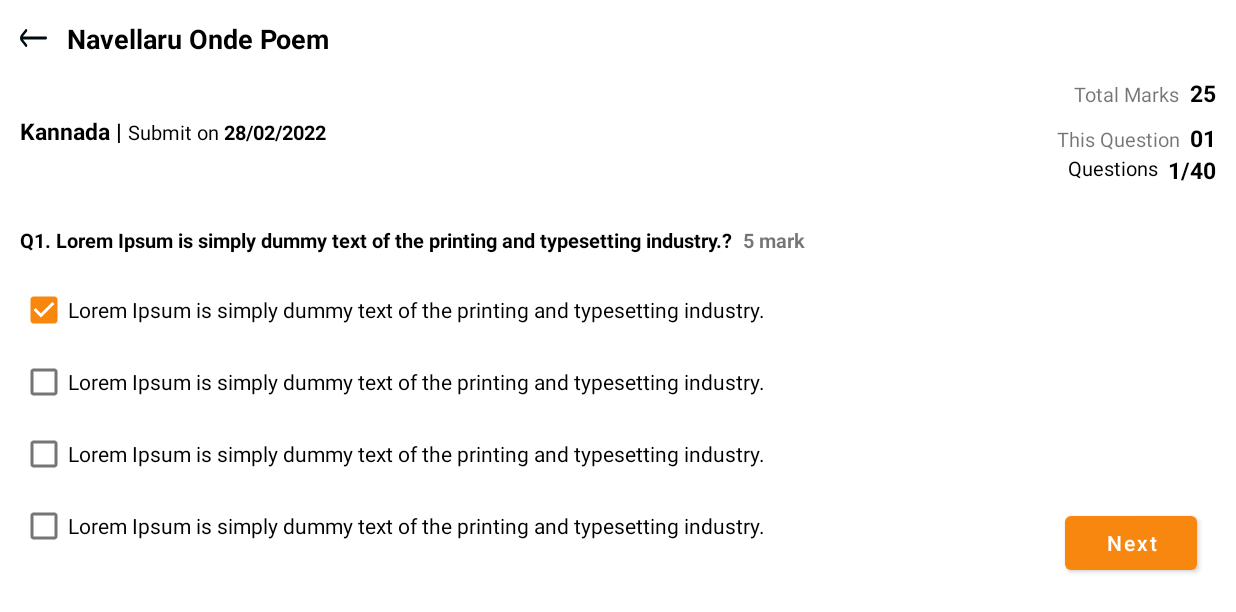
After one commit to jayaprasad356/breathe4school, an Android app: the SubmissionHomeworkFormbasedActivity screen opened directly, with no data from a screen before it, on a phone screen of 824 x 412 dp (held sideways). The commit adds this screen. Shown: the top 612 px of the screen. Run offline under Robolectric (Android 15) with nearby library versions, the phone set to English and light mode, and no system bars; our stand-ins replace sdp/ssp sizes.

Commit message:
Submission Home work

```diff
--- a/app/src/main/java/com/app/b4s/adapter/PendingHomeWorkAdapter.java
+++ b/app/src/main/java/com/app/b4s/adapter/PendingHomeWorkAdapter.java
@@ -1,6 +1,7 @@
 package com.app.b4s.adapter;
 
 import android.app.Activity;
+import android.content.Intent;
 import android.view.LayoutInflater;
 import android.view.View;
 import android.view.ViewGroup;
@@ -12,6 +13,7 @@ import androidx.recyclerview.widget.RecyclerView;
 import com.app.b4s.R;
 import com.app.b4s.model.HomeWorkSubject;
 import com.app.b4s.model.PendingHomeWork;
+import com.app.b4s.view.SubmissionHomeworkFormbasedActivity;
 
 import java.util.ArrayList;
 
@@ -38,6 +40,13 @@ public class PendingHomeWorkAdapter extends RecyclerView.Adapter<PendingHomeWork
         holder.tvSubName.setText(pendingHomeWorks.get(position).getSub_name());
         holder.tvTopic.setText(pendingHomeWorks.get(position).getTopic());
         holder.tvDate.setText(pendingHomeWorks.get(position).getDate());
+        holder.itemView.setOnClickListener(new View.OnClickListener() {
+            @Override
+            public void onClick(View v) {
+                Intent intent = new Intent(activity, SubmissionHomeworkFormbasedActivity.class);
+                activity.startActivity(intent);
+            }
+        });
     }
 
 
--- a/app/src/main/java/com/app/b4s/view/HomeWorkManagementFragment.java
+++ b/app/src/main/java/com/app/b4s/view/HomeWorkManagementFragment.java
@@ -8,8 +8,12 @@ import androidx.recyclerview.widget.RecyclerView;
 import androidx.viewpager.widget.ViewPager;
 
 import android.view.LayoutInflater;
+import android.view.MenuItem;
 import android.view.View;
 import android.view.ViewGroup;
+import android.widget.PopupMenu;
+import android.widget.TextView;
+import android.widget.Toast;
 
 import com.app.b4s.R;
 import com.app.b4s.adapter.HomeWorkSubjectAdapter;
@@ -26,6 +30,7 @@ public class HomeWorkManagementFragment extends Fragment {
     TabLayout tabLayout;
     ViewPager viewPager;
     ViewPagerAdapter viewPagerAdapter;
+    TextView tvSortby;
 
 
     public HomeWorkManagementFragment() {
@@ -39,6 +44,29 @@ public class HomeWorkManagementFragment extends Fragment {
         View root = inflater.inflate(R.layout.fragment_home_work_management, container, false);
 
         rvSubject = root.findViewById(R.id.rvSubject);
+        tvSortby = root.findViewById(R.id.tvSortby);
+
+
+        tvSortby.setOnClickListener(new View.OnClickListener() {
+            @Override
+            public void onClick(View v) {
+                // Initializing the popup menu and giving the reference as current context
+                PopupMenu popupMenu = new PopupMenu(getActivity(), tvSortby);
+
+                // Inflating popup menu from popup_menu.xml file
+                popupMenu.getMenuInflater().inflate(R.menu.popup_menu, popupMenu.getMenu());
+                popupMenu.setOnMenuItemClickListener(new PopupMenu.OnMenuItemClickListener() {
+                    @Override
+                    public boolean onMenuItemClick(MenuItem menuItem) {
+                        // Toast message on menu item clicked
+                        Toast.makeText(getActivity(), "You Clicked " + menuItem.getTitle(), Toast.LENGTH_SHORT).show();
+                        return true;
+                    }
+                });
+                // Showing the popup menu
+                popupMenu.show();
+            }
+        });
 
 
         LinearLayoutManager linearLayoutManager = new LinearLayoutManager(getActivity(),LinearLayoutManager.HORIZONTAL,false);
--- /dev/null
+++ b/app/src/main/java/com/app/b4s/view/SubmissionHomeworkFormbasedActivity.java
@@ -0,0 +1,53 @@
+package com.app.b4s.view;
+
+import androidx.appcompat.app.AppCompatActivity;
+
+import android.app.AlertDialog;
+import android.content.DialogInterface;
+import android.content.Intent;
+import android.os.Bundle;
+import android.view.View;
+import android.widget.Button;
+import android.widget.EditText;
+import android.widget.Toast;
+
+import com.app.b4s.R;
+
+public class SubmissionHomeworkFormbasedActivity extends AppCompatActivity {
+
+    Button btnNext;
+
+    @Override
+    protected void onCreate(Bundle savedInstanceState) {
+        super.onCreate(savedInstanceState);
+        setContentView(R.layout.activity_submission_homework_formbased);
+
+
+        btnNext = findViewById(R.id.btnNext);
+
+        btnNext.setOnClickListener(new View.OnClickListener() {
+            @Override
+            public void onClick(View v) {
+                AlertDialog.Builder builder = new AlertDialog.Builder(SubmissionHomeworkFormbasedActivity.this);
+                final View customLayout = getLayoutInflater().inflate(R.layout.custom_layout, null);
+                builder.setView(customLayout);
+
+                Button btnOk = customLayout.findViewById(R.id.btnOk);
+                btnOk.setOnClickListener(new View.OnClickListener() {
+                    @Override
+                    public void onClick(View v) {
+
+                        Intent intent = new Intent(SubmissionHomeworkFormbasedActivity.this,HomeWorkManagementActivity.class);
+                        startActivity(intent);
+                        finish();
+                    }
+                });
+                AlertDialog dialog
+                        = builder.create();
+                dialog.show();
+            }
+
+        });
+
+    }
+}
--- /dev/null
+++ b/app/src/main/res/layout/activity_submission_homework_formbased.xml
@@ -0,0 +1,443 @@
+<?xml version="1.0" encoding="utf-8"?>
+<RelativeLayout xmlns:android="http://schemas.android.com/apk/res/android"
+    xmlns:app="http://schemas.android.com/apk/res-auto"
+    xmlns:tools="http://schemas.android.com/tools"
+    android:layout_width="match_parent"
+    android:layout_height="match_parent"
+    tools:context=".view.SubmissionHomeworkFormbasedActivity">
+
+
+
+    <LinearLayout
+        android:layout_width="match_parent"
+        android:layout_height="wrap_content"
+        android:orientation="vertical"
+        >
+
+
+
+        <RelativeLayout
+            android:layout_width="match_parent"
+            android:layout_height="wrap_content"
+            android:padding="@dimen/_10sdp">
+
+
+            <ImageButton
+                android:id="@+id/ibBackBtn"
+                android:layout_width="@dimen/_14sdp"
+                android:layout_height="@dimen/_10sdp"
+                android:layout_centerVertical="true"
+                android:background="@drawable/ic_back_arrow" />
+
+            <TextView
+                android:id="@+id/tvTitle"
+                android:layout_width="match_parent"
+                android:layout_height="wrap_content"
+                android:layout_centerVertical="true"
+                android:layout_marginLeft="@dimen/_10sdp"
+                android:layout_toRightOf="@+id/ibBackBtn"
+                android:text="Navellaru Onde Poem"
+                android:textColor="@color/black"
+                android:textSize="@dimen/_14sdp"
+                android:textStyle="bold"/>
+
+
+
+        </RelativeLayout>
+
+
+
+        <RelativeLayout
+            android:layout_width="match_parent"
+            android:layout_height="wrap_content"
+            android:paddingHorizontal="@dimen/_10sdp"
+            android:layout_marginBottom="@dimen/_10sdp"
+            >
+
+
+
+            <LinearLayout
+                android:layout_width="wrap_content"
+                android:layout_height="wrap_content"
+                android:orientation="horizontal"
+                android:layout_centerVertical="true"
+                >
+
+
+                <TextView
+                    android:layout_width="wrap_content"
+                    android:layout_height="wrap_content"
+                    android:text="Kannada | "
+                    android:textColor="@color/black"
+                    android:textStyle="bold"
+                    android:textSize="@dimen/_12sdp"
+                    />
+
+
+                <TextView
+                    android:layout_width="wrap_content"
+                    android:layout_height="wrap_content"
+                    android:text="Submit on"
+                    android:textColor="@color/black"
+                    android:textSize="@dimen/_10sdp"
+                    />
+
+
+                <TextView
+                    android:layout_width="wrap_content"
+                    android:layout_height="wrap_content"
+                    android:text=" 28/02/2022"
+                    android:textColor="@color/black"
+                    android:textStyle="bold"
+                    android:textSize="@dimen/_10sdp"
+                    />
+
+
+            </LinearLayout>
+
+
+            <LinearLayout
+                android:layout_width="wrap_content"
+                android:layout_height="wrap_content"
+                android:orientation="vertical"
+                android:layout_alignParentRight="true"
+                android:gravity="right"
+                >
+
+
+
+                <LinearLayout
+                    android:layout_width="wrap_content"
+                    android:layout_height="wrap_content"
+                    android:orientation="horizontal"
+                    >
+
+
+                    <TextView
+                        android:layout_width="match_parent"
+                        android:layout_height="30dp"
+                        android:text="@string/total_marks"
+                        android:textSize="@dimen/_10sdp" />
+
+
+
+                    <TextView
+                        android:layout_width="match_parent"
+                        android:layout_height="wrap_content"
+                        android:text="25"
+                        android:textColor="@color/black"
+                        android:textSize="@dimen/_12sdp"
+                        android:textStyle="bold"
+                        android:layout_marginLeft="@dimen/_5sdp"
+                        />
+
+                </LinearLayout>
+                <LinearLayout
+                    android:layout_width="wrap_content"
+                    android:layout_height="wrap_content"
+                    android:orientation="horizontal"
+                    >
+
+
+
+                    <TextView
+                        android:layout_width="match_parent"
+                        android:layout_height="wrap_content"
+                        android:text="@string/this_question"
+                        android:textSize="@dimen/_10sdp"
+                        />
+
+
+
+                    <TextView
+                        android:layout_width="match_parent"
+                        android:layout_height="wrap_content"
+                        android:text="01"
+                        android:textColor="@color/black"
+                        android:textSize="@dimen/_12sdp"
+                        android:textStyle="bold"
+                        android:layout_marginLeft="@dimen/_5sdp"
+                        />
+
+                </LinearLayout>
+                <LinearLayout
+                    android:layout_width="wrap_content"
+                    android:layout_height="wrap_content"
+                    android:orientation="horizontal"
+                    >
+
+
+                    <TextView
+                        android:layout_width="match_parent"
+                        android:layout_height="match_parent"
+                        android:text="@string/questions"
+                        android:textColor="@color/black"
+                        android:textSize="@dimen/_10sdp" />
+
+
+                    <TextView
+                        android:layout_width="match_parent"
+                        android:layout_height="wrap_content"
+                        android:layout_marginLeft="@dimen/_5sdp"
+                        android:text="1/40"
+                        android:textColor="@color/black"
+                        android:textSize="@dimen/_12sdp"
+                        android:textStyle="bold" />
+
+                </LinearLayout>
+
+
+
+
+
+
+            </LinearLayout>
+
+        </RelativeLayout>
+
+
+        <LinearLayout
+            android:layout_width="match_parent"
+            android:layout_height="wrap_content"
+            android:padding="@dimen/_10sdp"
+            android:orientation="vertical"
+            >
+
+
+
+            <RelativeLayout
+                android:layout_width="match_parent"
+                android:layout_height="wrap_content">
+
+
+        <TextView
+            android:id="@+id/tvQuestion"
+            android:layout_width="wrap_content"
+            android:layout_height="wrap_content"
+            android:text="Q1. Lorem Ipsum is simply dummy text of the printing and typesetting industry.?"
+            android:textStyle="bold"
+            android:textSize="@dimen/_10sdp"
+            android:textColor="@color/black"
+            />
+
+
+            <TextView
+                android:layout_marginLeft="@dimen/_5sdp"
+                android:id="@+id/tvmark"
+                android:layout_width="wrap_content"
+                android:layout_height="wrap_content"
+                android:text="5 mark"
+                android:textStyle="bold"
+                android:textSize="@dimen/_10sdp"
+                android:layout_toRightOf="@+id/tvQuestion"
+                />
+
+
+            </RelativeLayout>
+
+
+
+
+
+            <LinearLayout
+                android:visibility="gone"
+                android:layout_width="match_parent"
+                android:layout_height="wrap_content"
+                android:orientation="horizontal"
+                android:weightSum="2"
+                android:layout_marginTop="@dimen/_10sdp"
+                >
+
+
+                <androidx.cardview.widget.CardView
+                    android:layout_marginRight="@dimen/_10sdp"
+                    android:layout_weight="1"
+                    android:layout_width="match_parent"
+                    android:layout_height="@dimen/_120sdp"
+                    >
+
+                    <RelativeLayout
+                        android:layout_width="match_parent"
+                        android:layout_height="wrap_content">
+
+
+                        <ImageView
+                            android:layout_width="match_parent"
+                            android:layout_height="match_parent"
+                            android:background="@drawable/rectangle_bg" />
+
+                        <LinearLayout
+                            android:layout_width="wrap_content"
+                            android:layout_height="wrap_content"
+                            android:layout_centerInParent="true"
+
+                            android:orientation="vertical"
+                            >
+
+
+
+                        <ImageView
+                            android:layout_width="@dimen/_20sdp"
+                            android:layout_height="@dimen/_20sdp"
+                            android:background="@drawable/upload_cam"
+                            android:layout_gravity="center"
+                            />
+
+                            <TextView
+                                android:layout_width="wrap_content"
+                                android:layout_height="wrap_content"
+                                android:text="@string/upload_your_files_here"
+                                android:textSize="@dimen/_10sdp"
+                                android:layout_gravity="center"
+
+                                />
+
+                            <TextView
+                                android:layout_width="wrap_content"
+                                android:layout_height="wrap_content"
+                                android:text="@string/open_camera"
+                                android:textSize="@dimen/_10sdp"
+                                android:layout_gravity="center"
+                                android:textColor="@color/primary"
+                                android:textStyle="bold"
+
+                                />
+
+
+                        </LinearLayout>
+
+
+
+
+
+                    </RelativeLayout>
+
+
+
+                </androidx.cardview.widget.CardView>
+                <androidx.cardview.widget.CardView
+                    android:layout_marginLeft="@dimen/_10sdp"
+                    android:layout_weight="1"
+                    android:layout_width="match_parent"
+                    android:layout_height="@dimen/_120sdp"
+                    >
+
+                    <RelativeLayout
+                        android:layout_width="match_parent"
+                        android:layout_height="wrap_content">
+
+
+                        <ImageView
+                            android:layout_width="match_parent"
+                            android:layout_height="match_parent"
+                            android:background="@drawable/rectangle_bg" />
+
+                        <LinearLayout
+                            android:layout_width="wrap_content"
+                            android:layout_height="wrap_content"
+                            android:layout_centerInParent="true"
+
+                            android:orientation="vertical"
+                            >
+
+
+
+                        <ImageView
+                            android:layout_width="@dimen/_20sdp"
+                            android:layout_height="@dimen/_20sdp"
+                            android:background="@drawable/upload_doc"
+                            android:layout_gravity="center"
+                            />
+
+                            <TextView
+                                android:layout_width="wrap_content"
+                                android:layout_height="wrap_content"
+                                android:text="@string/upload_your_files_here"
+                                android:textSize="@dimen/_10sdp"
+                                android:layout_gravity="center"
+
+                                />
+
+                            <TextView
+                                android:layout_width="wrap_content"
+                                android:layout_height="wrap_content"
+                                android:text="@string/choose_file"
+                                android:textSize="@dimen/_10sdp"
+                                android:layout_gravity="center"
+                                android:textColor="@color/primary"
+                                android:textStyle="bold"
+
+                                />
+
+
+                        </LinearLayout>
+
+
+
+
+
+                    </RelativeLayout>
+
+
+
+                </androidx.cardview.widget.CardView>
+
+
+
+            </LinearLayout>
+
+
+            <LinearLayout
+                android:visibility="visible"
+                android:layout_below="@+id/tvQuestion"
+                android:layout_width="match_parent"
+                android:layout_height="wrap_content"
+                android:orientation="vertical"
+                android:layout_marginTop="@dimen/_10sdp"
+                >
+
+
+
+            <CheckBox
+                android:layout_width="match_parent"
+                android:layout_height="match_parent"
+                android:checked="true"
+                android:text="Lorem Ipsum is simply dummy text of the printing and typesetting industry."/>
+            <CheckBox
+                android:layout_width="match_parent"
+                android:layout_height="match_parent"
+                android:text="Lorem Ipsum is simply dummy text of the printing and typesetting industry."/>
+            <CheckBox
+                android:layout_width="match_parent"
+                android:layout_height="match_parent"
+                android:text="Lorem Ipsum is simply dummy text of the printing and typesetting industry."/>
+            <CheckBox
+                android:layout_width="match_parent"
+                android:layout_height="match_parent"
+                android:text="Lorem Ipsum is simply dummy text of the printing and typesetting industry."/>
+
+
+
+            </LinearLayout>
+
+        </LinearLayout>
+
+
+
+    </LinearLayout>
+
+
+    <com.google.android.material.button.MaterialButton
+        android:id="@+id/btnNext"
+        android:layout_width="wrap_content"
+        android:layout_height="wrap_content"
+        android:layout_alignParentRight="true"
+        android:layout_alignParentBottom="true"
+        android:layout_marginTop="@dimen/_20sdp"
+        android:layout_marginEnd="@dimen/_20sdp"
+        android:layout_marginBottom="@dimen/_20sdp"
+        android:text="Next"
+        android:textAllCaps="false"
+        app:backgroundTint="@color/primary" />
+
+</RelativeLayout>
--- /dev/null
+++ b/app/src/main/res/layout/custom_layout.xml
@@ -0,0 +1,60 @@
+<?xml version="1.0" encoding="utf-8"?>
+<RelativeLayout xmlns:android="http://schemas.android.com/apk/res/android"
+    android:layout_width="match_parent"
+    android:layout_height="match_parent">
+
+
+
+    <LinearLayout
+        android:layout_width="match_parent"
+        android:layout_height="wrap_content"
+        android:orientation="vertical"
+        android:padding="@dimen/_10sdp"
+        >
+
+
+        <ImageView
+            android:layout_gravity="center"
+            android:layout_width="@dimen/_50sdp"
+            android:layout_height="@dimen/_50sdp"
+            android:background="@drawable/img_success_greentick"
+            android:layout_marginBottom="@dimen/_10sdp"
+            />
+
+
+        <TextView
+            android:layout_width="wrap_content"
+            android:layout_height="wrap_content"
+            android:text="@string/you_have_successfully_submitted_the_homework"
+            android:layout_gravity="center"
+            android:textSize="@dimen/_10sdp"
+            android:textColor="@color/black"
+            android:textStyle="bold"
+            />
+
+
+        <TextView
+            android:layout_width="wrap_content"
+            android:layout_height="wrap_content"
+            android:text="Once teacher evaluates, you will be notified"
+            android:layout_gravity="center"
+            android:textSize="@dimen/_10sdp"
+            android:layout_marginTop="@dimen/_5sdp"
+            />
+
+
+        <Button
+            android:id="@+id/btnOk"
+            android:layout_marginTop="@dimen/_10sdp"
+            android:layout_width="wrap_content"
+            android:layout_height="wrap_content"
+            android:text="Okay"
+            android:textAllCaps="false"
+            android:layout_gravity="center"
+            />
+
+
+
+    </LinearLayout>
+
+</RelativeLayout>
--- a/app/src/main/res/layout/fragment_home_work_management.xml
+++ b/app/src/main/res/layout/fragment_home_work_management.xml
@@ -111,34 +111,32 @@
                     android:layout_width="wrap_content"
                     android:layout_height="wrap_content"
                     android:layout_alignParentRight="true"
-                    android:orientation="horizontal"
-                    >
+                    android:orientation="horizontal">
 
 
                     <TextView
                         android:layout_width="wrap_content"
                         android:layout_height="wrap_content"
-                        android:text="Filter"
-                        android:textSize="@dimen/_12sdp"
+                        android:background="@drawable/corner_stroke"
                         android:drawableStart="@drawable/ic_filter"
                         android:drawablePadding="@dimen/_5sdp"
+                        android:paddingHorizontal="@dimen/_10sdp"
+                        android:paddingVertical="@dimen/_5sdp"
+                        android:text="Filter"
                         android:textColor="#668598"
-                        android:background="@drawable/corner_stroke"
-                        android:paddingVertical="@dimen/_5sdp"
-                        android:paddingHorizontal="@dimen/_10sdp"
-                        />
-
+                        android:textSize="@dimen/_12sdp" />
 
 
                     <TextView
-                        android:layout_marginLeft="@dimen/_20sdp"
+                        android:id="@+id/tvSortby"
                         android:layout_width="wrap_content"
                         android:layout_height="wrap_content"
+                        android:layout_marginLeft="@dimen/_20sdp"
+                        android:drawableEnd="@drawable/ic_arrow_down"
+                        android:drawablePadding="@dimen/_5sdp"
                         android:text="Sort by"
                         android:textColor="@color/dark_blue"
                         android:textSize="@dimen/_12sdp"
-                        android:drawableEnd="@drawable/ic_arrow_down"
-                        android:drawablePadding="@dimen/_5sdp"
 
                         />
 
--- /dev/null
+++ b/app/src/main/res/menu/popup_menu.xml
@@ -0,0 +1,20 @@
+<?xml version="1.0" encoding="utf-8"?>
+<menu xmlns:android="http://schemas.android.com/apk/res/android">
+
+    <item
+        android:id="@+id/All"
+        android:title="All" />
+
+    <item
+        android:id="@+id/Date"
+        android:title="Date" />
+
+    <item
+        android:id="@+id/Subject"
+        android:title="Subject" />
+
+    <item
+        android:id="@+id/Deadline"
+        android:title="Deadline" />
+
+</menu>
--- a/app/src/main/res/values/strings.xml
+++ b/app/src/main/res/values/strings.xml
@@ -99,6 +99,13 @@
     <string name="activity">Activity</string>
     <string name="home_work_management">Home Work Management</string>
     <string name="subject_wise_home_work">Subject Wise Home Work</string>
+    <string name="this_question">This Question</string>
+    <string name="total_marks">Total Marks</string>
+    <string name="questions">Questions</string>
+    <string name="upload_your_files_here">Upload your files here</string>
+    <string name="open_camera">Open Camera</string>
+    <string name="choose_file">Choose file</string>
+    <string name="you_have_successfully_submitted_the_homework">You Have successfully submitted the homework</string>
 
 
 </resources>
```
Also changed, not shown: app/src/main/AndroidManifest.xml (+7 -6 lines), app/src/main/res/drawable-v24/rectangle_bg.png (added), app/src/main/res/drawable-v24/upload_cam.png (added), app/src/main/res/drawable-v24/upload_doc.png (added).
